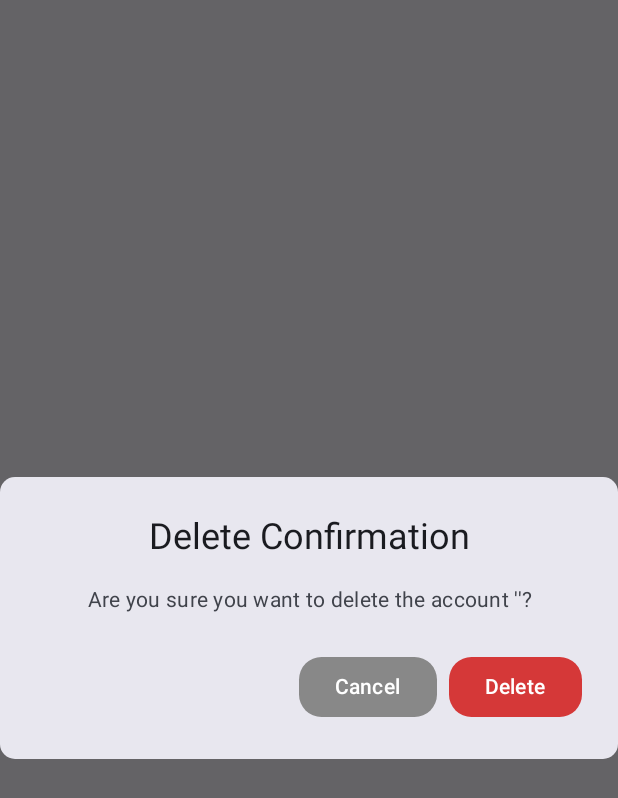
After one commit to IrishRixon/Piggery-Monitoring, an Android app built with Jetpack Compose: the composable DeleteConfirmationDialog called with empty values, on a phone screen of 412 x 824 dp. The commit adds this screen. Shown: the top 798 px of the screen. Run offline under Robolectric (Android 15) with nearby library versions, the phone set to English and light mode, and no system bars.

Commit message:
Account deletion done

```diff
--- /dev/null
+++ b/app/src/main/java/com/example/dolpiggery/MainScreen/UIComponents/ManageAccounts/DeleteConfirmationDialog.kt
@@ -0,0 +1,94 @@
+package com.example.dolpiggery.MainScreen.UIComponents.ManageAccounts
+
+import android.widget.Toast
+import androidx.compose.foundation.layout.Arrangement
+import androidx.compose.foundation.layout.Column
+import androidx.compose.foundation.layout.Row
+import androidx.compose.foundation.layout.fillMaxWidth
+import androidx.compose.foundation.shape.RoundedCornerShape
+import androidx.compose.material3.AlertDialog
+import androidx.compose.material3.Button
+import androidx.compose.material3.ButtonDefaults
+import androidx.compose.material3.Text
+import androidx.compose.runtime.Composable
+import androidx.compose.ui.Alignment
+import androidx.compose.ui.Modifier
+import androidx.compose.ui.graphics.Color
+import androidx.compose.ui.text.style.TextAlign
+import androidx.compose.ui.unit.dp
+import androidx.lifecycle.viewmodel.compose.viewModel
+import androidx.navigation.NavHostController
+import com.example.dolpiggery.MainScreen.MainScreenContext
+import com.example.dolpiggery.Navigation.NavRoutes.ManageAccounts
+import com.example.dolpiggery.Settings.Screens.ManageAccounts.ViewModel.ManageAccountViewModel
+import com.example.dolpiggery.ui.theme.Poppy
+
+@Composable
+fun DeleteConfirmationDialog(
+    onDismiss: () -> Unit,
+    email: String,
+    navController: NavHostController,
+    uid: String
+) {
+
+    val viewModel: ManageAccountViewModel = viewModel()
+    AlertDialog(
+        shape = RoundedCornerShape(10.dp),
+        onDismissRequest = { onDismiss() },
+        confirmButton = {
+            Button(
+                shape = RoundedCornerShape(15.dp),
+                colors = ButtonDefaults.buttonColors(
+                    containerColor = Poppy,
+                    contentColor = Color.White
+                ),
+                onClick = {
+                    viewModel.deleteAccount(uid) {
+                        Toast.makeText(
+                            MainScreenContext.getContext(),
+                            "Account Deleted",
+                            Toast.LENGTH_SHORT
+                        ).show()
+
+                        navController.navigate(ManageAccounts)
+                    }
+                    onDismiss()
+                }
+            ) {
+                Text(text = "Delete")
+            }
+        },
+        dismissButton = {
+            Button(
+                shape = RoundedCornerShape(15.dp),
+                colors = ButtonDefaults.buttonColors(
+                    containerColor = Color.Gray,
+                    contentColor = Color.White
+                ),
+                onClick = { onDismiss() }
+            ) {
+                Text(text = "Cancel")
+            }
+        },
+        title = {
+            Column(
+                horizontalAlignment = Alignment.CenterHorizontally,
+                modifier = Modifier.fillMaxWidth()
+            ) {
+                Text(text = "Delete Confirmation")
+            }
+
+        },
+        text = {
+            Row(
+                horizontalArrangement = Arrangement.Center,
+                modifier = Modifier.fillMaxWidth()
+            ) {
+                Text(
+                    text = "Are you sure you want to delete the account '$email'?",
+                    textAlign = TextAlign.Center
+                )
+            }
+        },
+    )
+}
--- a/app/src/main/java/com/example/dolpiggery/Navigation/NavGraph/AppNavGraph.kt
+++ b/app/src/main/java/com/example/dolpiggery/Navigation/NavGraph/AppNavGraph.kt
@@ -17,7 +17,7 @@ import com.example.dolpiggery.Environment.Screens.EnvironmentScreen
 import com.example.dolpiggery.Settings.Screens.ManageAccounts.ManageAccountsScreen.ManageAccountsScreen
 import com.example.dolpiggery.Settings.Screens.Scheduling.SchedulingScreen.AddSchedScreen.AddSchedScreen
 import com.example.dolpiggery.Settings.Screens.Scheduling.SchedulingScreen.SchedulingScreen
-import com.example.dolpiggery.Settings.Screens.Scheduling.SettingsScreen
+import com.example.dolpiggery.Settings.Screens.SettingsScreen
 
 @Composable
 fun AppNavGraph(navController: NavHostController) {
@@ -50,7 +50,7 @@ fun AppNavGraph(navController: NavHostController) {
             AddSchedScreen(hour, minute, amOrPm, schedID, targets, daysRepeat, navController)
         }
         composable<ManageAccounts> {
-            ManageAccountsScreen()
+            ManageAccountsScreen(navController)
         }
     }
 }
--- a/app/src/main/java/com/example/dolpiggery/Settings/Screens/ManageAccounts/Interface/API.kt
+++ b/app/src/main/java/com/example/dolpiggery/Settings/Screens/ManageAccounts/Interface/API.kt
@@ -2,9 +2,14 @@ package com.example.dolpiggery.Settings.Screens.ManageAccounts.Interface
 
 import com.example.dolpiggery.Settings.Screens.ManageAccounts.DataClass.UserAccount
 import retrofit2.Call
+import retrofit2.http.DELETE
 import retrofit2.http.GET
+import retrofit2.http.Path
 
 interface API {
     @GET("users-list")
     fun getUsersAccount() : Call<List<UserAccount>>
+
+    @DELETE("{uid}")
+    fun deleteUser(@Path("uid") uid: String) : Call<Unit>
 }
--- a/app/src/main/java/com/example/dolpiggery/Settings/Screens/ManageAccounts/ViewModel/ManageAccountViewModel.kt
+++ b/app/src/main/java/com/example/dolpiggery/Settings/Screens/ManageAccounts/ViewModel/ManageAccountViewModel.kt
@@ -21,4 +21,10 @@ class ManageAccountViewModel: ViewModel() {
             Log.i("Yowsi", "getUsersAccount: ${listOfUsersAccount}")
         }
     }
+
+    fun deleteAccount(uid: String, toast: () -> Unit) {
+        manageAccountsRepository.deleteAccount(uid) {
+            toast()
+        }
+    }
 }
--- a/app/src/main/java/com/example/dolpiggery/Settings/Screens/Scheduling/SettingsScreen.kt
+++ b/app/src/main/java/com/example/dolpiggery/Settings/Screens/SettingsScreen.kt
@@ -1,4 +1,4 @@
-package com.example.dolpiggery.Settings.Screens.Scheduling
+package com.example.dolpiggery.Settings.Screens
 
 import androidx.compose.foundation.layout.Column
 import androidx.compose.foundation.layout.fillMaxSize
--- a/app/src/main/java/com/example/dolpiggery/ui/theme/Color.kt
+++ b/app/src/main/java/com/example/dolpiggery/ui/theme/Color.kt
@@ -15,5 +15,8 @@ val LightBlue30 = Color(0xFFAFD3E2)
 val PacificCyan5 = Color(0xFF19A7CE)
 val Cerulean5 = Color(0xFF146C94)
 
+val Poppy = Color(0xFFD53838)
 val LimeGreen = Color(0xFF2BD041)
 val Platinum = Color(0xFFE3E3E2)
+
+val transparentBg = Color.Black.copy(alpha = 0.8f)
```
Also changed, not shown: app/src/main/java/com/example/dolpiggery/MainScreen/UIComponents/ManageAccounts/AccountCard.kt (added, +102 -0 lines), app/src/main/java/com/example/dolpiggery/Settings/Screens/ManageAccounts/ManageAccountsScreen/ManageAccountsScreen.kt (+28 -12 lines), app/src/main/java/com/example/dolpiggery/Settings/Screens/ManageAccounts/Repository/ManageAccountsRepository.kt (+27 -5 lines).
